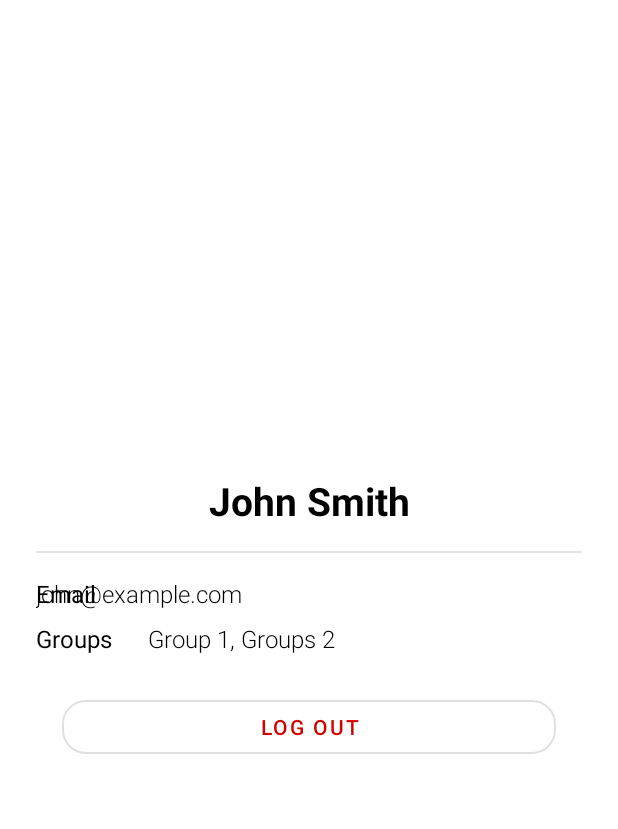
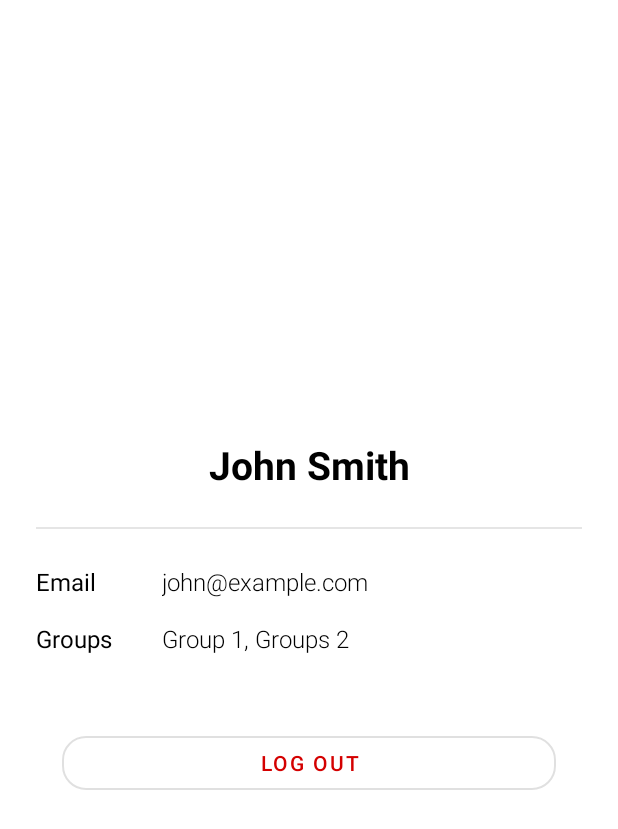
Before and after one commit to vote7/Vote7, an Android app: the layout fragment_profile.xml on its own in the app's theme, with its tools: preview values and no code run, on a phone screen of 412 x 824 dp. Shown: the top 829 px of the screen. Run offline under Robolectric (Android 15) with nearby library versions, the light colour scheme and no system bars.

Commit message:
Improve profile view

```diff
--- a/android/app/src/main/java/agh/vote7/main/profile/ProfileFragment.kt
+++ b/android/app/src/main/java/agh/vote7/main/profile/ProfileFragment.kt
@@ -5,6 +5,7 @@ import android.os.Bundle
 import android.view.LayoutInflater
 import android.view.View
 import android.view.ViewGroup
+import androidx.core.view.isInvisible
 import androidx.fragment.app.Fragment
 import androidx.lifecycle.Observer
 import androidx.lifecycle.ViewModelProviders
@@ -26,16 +27,26 @@ class ProfileFragment : Fragment() {
         super.onActivityCreated(savedInstanceState)
         viewModel = ViewModelProviders.of(this).get(ProfileViewModel::class.java)
 
-        viewModel.email.observe(this, Observer {
+        viewModel.name.observe(this, Observer {
             textViewName.text = it
         })
 
-        viewModel.name.observe(this, Observer {
+        viewModel.email.observe(this, Observer {
             textViewEmail.text = it
+        })
+
+        viewModel.groupNames.observe(this, Observer { groups ->
+            textViewGroups.text = groups.joinToString(separator = ", ")
+                .takeIf { it.isNotEmpty() }
+                ?: "(no groups)"
         })
 
         viewModel.snackbar.observe(this, Observer {
             Snackbar.make(view!!, it, Snackbar.LENGTH_SHORT).show()
+        })
+
+        viewModel.loading.observe(this, Observer { loading ->
+            view!!.isInvisible = loading
         })
 
         buttonLogOut.setOnClickListener {
--- a/android/app/src/main/java/agh/vote7/main/profile/ProfileViewModel.kt
+++ b/android/app/src/main/java/agh/vote7/main/profile/ProfileViewModel.kt
@@ -6,12 +6,15 @@ import androidx.lifecycle.MutableLiveData
 import androidx.lifecycle.ViewModel
 import androidx.lifecycle.viewModelScope
 import kotlinx.coroutines.launch
+import timber.log.Timber
 
 class ProfileViewModel : ViewModel() {
     private val restApi: RestApi = RestApiProvider.restApi
 
+    val loading = MutableLiveData<Boolean>(true)
     val name = MutableLiveData<String>()
     val email = MutableLiveData<String>()
+    val groupNames = MutableLiveData<List<String>>()
     val snackbar = MutableLiveData<String>()
 
     init {
@@ -26,10 +29,17 @@ class ProfileViewModel : ViewModel() {
 
     private suspend fun loadCurrentUser() {
         try {
-            val user = restApi.getUser().await()
+            val user = restApi.getCurrentUser().await()
             name.value = "${user.name} ${user.surname}"
             email.value = user.email
+
+            // TODO(pjanczyk): remove runCatching after API starts working
+            val groups = runCatching { restApi.getUserGroups(user.id).await() }.getOrElse { emptyList() }
+            groupNames.value = groups.map { it.name }
+
+            loading.value = false
         } catch (e: Exception) {
+            Timber.e(e, "Failed to load user profile")
             snackbar.value = "Failed to load user profile"
         }
     }
--- a/android/app/src/main/res/layout/fragment_profile.xml
+++ b/android/app/src/main/res/layout/fragment_profile.xml
@@ -4,7 +4,16 @@
     xmlns:tools="http://schemas.android.com/tools"
     android:layout_width="match_parent"
     android:layout_height="match_parent"
-    tools:context=".main.profile.ProfileFragment">
+    android:visibility="invisible"
+    tools:context=".main.profile.ProfileFragment"
+    tools:visibility="visible">
+
+    <androidx.constraintlayout.widget.Guideline
+        android:id="@+id/guideline"
+        android:layout_width="wrap_content"
+        android:layout_height="wrap_content"
+        android:orientation="vertical"
+        app:layout_constraintGuide_begin="100dp" />
 
     <TextView
         android:id="@+id/textViewName"
@@ -12,7 +21,7 @@
         android:layout_height="wrap_content"
         android:layout_marginStart="24dp"
         android:layout_marginEnd="24dp"
-        android:layout_marginBottom="16dp"
+        android:layout_marginBottom="24dp"
         android:textColor="#000"
         android:textSize="26sp"
         android:textStyle="bold"
@@ -37,48 +46,45 @@
 
     <TextView
         android:id="@+id/textView1"
-        android:layout_width="wrap_content"
+        android:layout_width="0dp"
         android:layout_height="wrap_content"
         android:layout_marginStart="24dp"
+        android:layout_marginEnd="8dp"
         android:text="@string/label_email"
         android:textColor="#000"
         android:textSize="16sp"
+        app:layout_constraintEnd_toStartOf="@+id/guideline"
         app:layout_constraintStart_toStartOf="parent"
-        app:layout_constraintTop_toTopOf="@+id/textViewEmail" />
+        app:layout_constraintTop_toTopOf="@id/textViewEmail" />
 
     <TextView
         android:id="@+id/textView2"
-        android:layout_width="wrap_content"
+        android:layout_width="0dp"
         android:layout_height="wrap_content"
         android:layout_marginStart="24dp"
+        android:layout_marginEnd="8dp"
         android:text="@string/label_groups"
         android:textColor="#000"
         android:textSize="16sp"
+        app:layout_constraintEnd_toStartOf="@+id/guideline"
         app:layout_constraintStart_toStartOf="parent"
         app:layout_constraintTop_toTopOf="@+id/textViewGroups" />
-
-    <androidx.constraintlayout.widget.Barrier
-        android:id="@+id/barrier2"
-        android:layout_width="wrap_content"
-        android:layout_height="wrap_content"
-        app:barrierDirection="end"
-        app:constraint_referenced_ids="textView2,textView1" />
 
     <TextView
         android:id="@+id/textViewEmail"
         android:layout_width="0dp"
         android:layout_height="wrap_content"
-        android:layout_marginStart="24dp"
-        android:layout_marginTop="16dp"
-        android:layout_marginEnd="8dp"
-        android:layout_marginBottom="8dp"
+        android:layout_marginStart="8dp"
+        android:layout_marginTop="24dp"
+        android:layout_marginEnd="24dp"
+        android:layout_marginBottom="16dp"
         android:fontFamily="sans-serif-light"
         android:textColor="#000"
         android:textSize="16sp"
         app:layout_constraintBottom_toTopOf="@+id/textViewGroups"
         app:layout_constraintEnd_toEndOf="parent"
         app:layout_constraintHorizontal_bias="0.5"
-        app:layout_constraintStart_toStartOf="parent"
+        app:layout_constraintStart_toStartOf="@+id/guideline"
         app:layout_constraintTop_toBottomOf="@+id/separator1"
         tools:text="john@example.com" />
 
@@ -86,26 +92,24 @@
         android:id="@+id/textViewGroups"
         android:layout_width="0dp"
         android:layout_height="wrap_content"
-        android:layout_marginStart="24dp"
-        android:layout_marginEnd="8dp"
+        android:layout_marginStart="8dp"
+        android:layout_marginEnd="24dp"
         android:fontFamily="sans-serif-light"
         android:textColor="#000"
         android:textSize="16sp"
         app:layout_constraintBottom_toTopOf="@+id/buttonLogOut"
         app:layout_constraintEnd_toEndOf="parent"
         app:layout_constraintHorizontal_bias="0.5"
-        app:layout_constraintStart_toEndOf="@+id/barrier2"
+        app:layout_constraintStart_toStartOf="@+id/guideline"
         app:layout_constraintTop_toBottomOf="@+id/textViewEmail"
         tools:text="Group 1, Groups 2" />
 
     <com.google.android.material.button.MaterialButton
         android:id="@+id/buttonLogOut"
         style="@style/Widget.MaterialComponents.Button.OutlinedButton"
-        android:layout_width="329dp"
+        android:layout_width="0dp"
         android:layout_height="wrap_content"
-        android:layout_marginStart="41dp"
-        android:layout_marginTop="24dp"
-        android:layout_marginEnd="41dp"
+        android:layout_marginTop="48dp"
         android:text="@string/button_log_out"
         app:cornerRadius="16dp"
         app:layout_constraintBottom_toBottomOf="parent"
```
